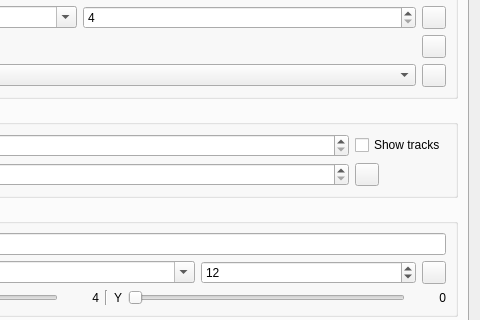
Above: plugins/feature/camera/camerasettingsdialog.ui from srcejon/sdrangel before the change; both pictures show x 374 to 854 and y 190 to 510 of the 854 by 886 pixel window. Below: the same form after it.
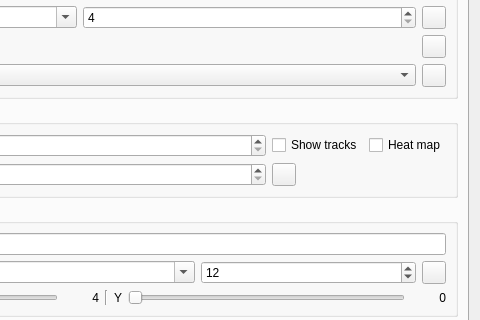
That is the form after the change. The open tabs and pages were chosen to show the change. Icons and pictures are not drawn. Custom widgets are drawn as their Qt base class.

Commit message: Add tracked object heat map overlay

```diff
--- a/plugins/feature/camera/camerasettingsdialog.ui
+++ b/plugins/feature/camera/camerasettingsdialog.ui
@@ -3352,6 +3352,8 @@
            </widget>
           </item>
           <item row="0" column="2" colspan="2">
+           <layout class="QHBoxLayout" name="trackObjectOverlayOptionsLayout">
+            <item>
            <widget class="QCheckBox" name="trackObjectTrailsCheck">
             <property name="toolTip">
              <string>Show the recent track for each tracked overlay object</string>
@@ -3360,6 +3362,18 @@
              <string>Show tracks</string>
             </property>
            </widget>
+            </item>
+            <item>
+             <widget class="QCheckBox" name="trackObjectHeatMapCheck">
+              <property name="toolTip">
+               <string>Show a heat map from recent tracked object positions</string>
+              </property>
+              <property name="text">
+               <string>Heat map</string>
+              </property>
+             </widget>
+            </item>
+           </layout>
           </item>
           <item row="1" column="1">
            <widget class="QDoubleSpinBox" name="trackObjectFontScaleSpin">
```
Lines whose indentation alone changed are shown as unchanged. The commit also changes 5 other files.
